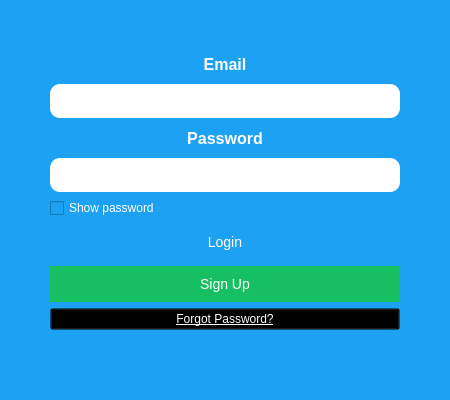
Old version of the form login.ui in the repository SannySideUp/Habit-tracker.
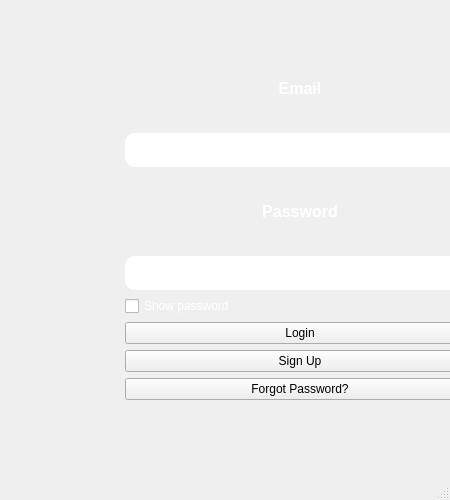
New version of the form.

```diff
--- a/login.ui
+++ b/login.ui
@@ -4,10 +4,10 @@
  <widget class="QMainWindow" name="HT">
   <property name="geometry">
    <rect>
-    <x>100</x>
-    <y>100</y>
+    <x>200</x>
+    <y>200</y>
     <width>450</width>
-    <height>400</height>
+    <height>500</height>
    </rect>
   </property>
   <property name="windowTitle">
@@ -15,18 +15,16 @@
   </property>
   <property name="styleSheet">
    <string notr="true">
-    background-color: #1DA1F2;
-    font-family: Arial, sans-serif;
    </string>
   </property>
   <widget class="QWidget" name="centralwidget">
    <widget class="QWidget" name="layoutWidget">
     <property name="geometry">
      <rect>
-      <x>50</x>
+      <x>125</x>
       <y>50</y>
       <width>350</width>
-      <height>280</height>
+      <height>350</height>
      </rect>
     </property>
     <layout class="QVBoxLayout" name="verticalLayout" stretch="2,2,2,2">
@@ -99,12 +97,6 @@
       <widget class="QPushButton" name="pushButton">
        <property name="styleSheet">
         <string notr="true">
-         background-color: #1DA1F2;
-         color: white;
-         font-size: 14px;
-         padding: 10px;
-         border-radius: 20px;
-         border: none;
         </string>
        </property>
        <property name="text">
@@ -116,12 +108,6 @@
       <widget class="QPushButton" name="signupbutton">
        <property name="styleSheet">
         <string notr="true">
-         background-color: #17BF63;
-         color: white;
-         font-size: 14px;
-         padding: 10px;
-         border-radius: 20px;
-         border: none;
         </string>
        </property>
        <property name="text">
@@ -133,10 +119,6 @@
       <widget class="QPushButton" name="forgotPassword">
        <property name="styleSheet">
         <string notr="true">
-         background-color: transparent;
-         color: white;
-         font-size: 12px;
-         text-decoration: underline;
         </string>
        </property>
        <property name="text">
```
